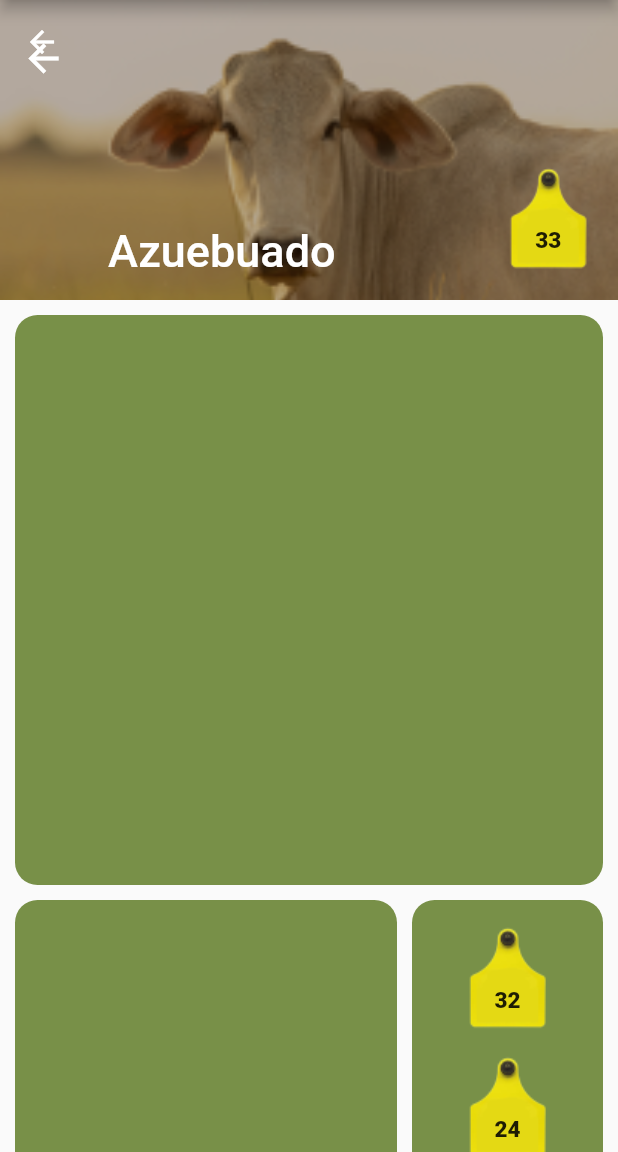
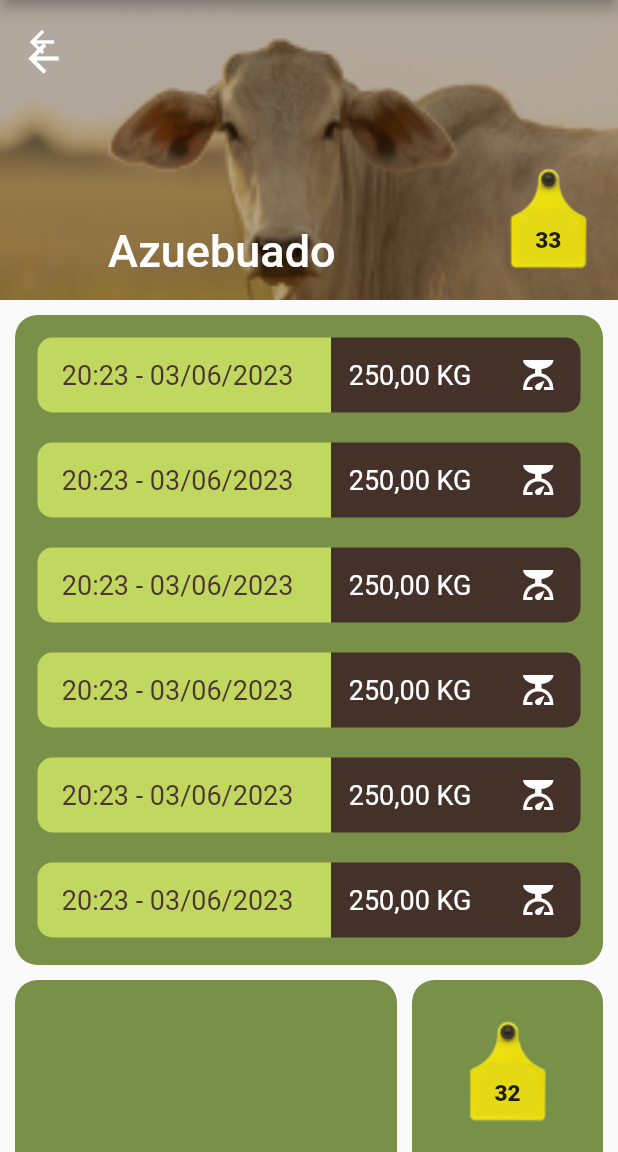
Before and after one commit to gabrielss2406/CattleCalf, a Flutter app: the InsightsCow screen opened by its route, on a phone screen of 412 x 824 dp, the part 84-1236 px from its top. Run offline on Flutter 3.47's test engine with Material 2 defaults, Android fonts, the phone set to English and light mode, and no system bars; our stand-ins replace animated_splash_screen, charts_flutter, lottie.

Commit message:
27_07_23

```diff
--- a/lib/views/screens/mains/InsightsCow.dart
+++ b/lib/views/screens/mains/InsightsCow.dart
@@ -1,5 +1,6 @@
 // ignore_for_file: prefer_const_literals_to_create_immutables, prefer_const_constructors
 import 'package:fetin/views/screens/mains/StartPage.dart';
+import 'package:fetin/views/widgets/cardWeight.dart';
 import 'package:flutter/material.dart';
 import 'package:fetin/views/widgets/appBar.dart';
 
@@ -76,17 +77,29 @@ class _InsightsCowState extends State<InsightsCow> {
             delegate: SliverChildListDelegate(
               [
                 SizedBox(
-                  height: 700,
+                  height: 680,
                   child: Column(
                     children: [
                       Expanded(
-                          flex: 4,
-                          child: Container(
+                        flex: 4,
+                        child: Container(
                             margin: EdgeInsets.all(10),
+                            padding: EdgeInsets.all(5),
+                            alignment: Alignment.center,
                             decoration: BoxDecoration(
                                 color: Color.fromARGB(255, 120, 144, 72),
                                 borderRadius: BorderRadius.circular(15)),
-                          )),
+                            child: Column(
+                              children: [
+                                CardThree(),
+                                CardThree(),
+                                CardThree(),
+                                CardThree(),
+                                CardThree(),
+                                CardThree(),
+                              ],
+                            )),
+                      ),
                       Expanded(
                         flex: 2,
                         child: Row(
@@ -116,18 +129,6 @@ class _InsightsCowState extends State<InsightsCow> {
                           ],
                         ),
                       ),
-                      Expanded(
-                          flex: 1,
-                          child: GestureDetector(
-                            onTap: () {},
-                            child: Container(
-                              margin: EdgeInsets.only(
-                                  left: 10, right: 10, bottom: 10),
-                              decoration: BoxDecoration(
-                                  color: Color.fromARGB(255, 120, 144, 72),
-                                  borderRadius: BorderRadius.circular(15)),
-                            ),
-                          ))
                     ],
                   ),
                 )
--- a/lib/views/screens/pop_ups/InsertNewCow.dart
+++ b/lib/views/screens/pop_ups/InsertNewCow.dart
@@ -25,7 +25,7 @@ class _NewCowState extends State<NewCow> {
           title: Container(
             padding: EdgeInsets.symmetric(vertical: 20.0, horizontal: 20.0),
             decoration: BoxDecoration(
-                color: Color.fromARGB(255, 96, 72, 72),
+                color: Colors.brown[800],
                 borderRadius: BorderRadius.circular(5)),
             alignment: Alignment.center,
             child: Text(
@@ -61,8 +61,7 @@ class _NewCowState extends State<NewCow> {
                 style: TextStyle(color: Colors.white),
               ),
               style: ButtonStyle(
-                  backgroundColor: MaterialStatePropertyAll(
-                      Color.fromARGB(255, 96, 72, 72))),
+                  backgroundColor: MaterialStatePropertyAll(Colors.brown[800])),
             ),
           ],
         );
--- a/lib/views/screens/pop_ups/InsertNewEconomy.dart
+++ b/lib/views/screens/pop_ups/InsertNewEconomy.dart
@@ -21,7 +21,7 @@ class _NewEconomyState extends State<NewEconomy> {
           title: Container(
             padding: EdgeInsets.symmetric(vertical: 20.0, horizontal: 20.0),
             decoration: BoxDecoration(
-                color: Color.fromARGB(255, 96, 72, 72),
+                color: Colors.brown[800],
                 borderRadius: BorderRadius.circular(5)),
             alignment: Alignment.center,
             child: Text(
@@ -53,8 +53,7 @@ class _NewEconomyState extends State<NewEconomy> {
                 style: TextStyle(color: Colors.white),
               ),
               style: ButtonStyle(
-                  backgroundColor: MaterialStatePropertyAll(
-                      Color.fromARGB(255, 96, 72, 72))),
+                  backgroundColor: MaterialStatePropertyAll(Colors.brown[800])),
             ),
           ],
         );
--- a/lib/views/screens/pop_ups/InsertNewInsight.dart
+++ b/lib/views/screens/pop_ups/InsertNewInsight.dart
@@ -21,7 +21,7 @@ class _NewInsightsState extends State<NewInsights> {
           title: Container(
             padding: EdgeInsets.symmetric(vertical: 20.0, horizontal: 20.0),
             decoration: BoxDecoration(
-                color: Color.fromARGB(255, 96, 72, 72),
+                color: Colors.brown[800],
                 borderRadius: BorderRadius.circular(5)),
             alignment: Alignment.center,
             child: Text(
@@ -53,8 +53,7 @@ class _NewInsightsState extends State<NewInsights> {
                 style: TextStyle(color: Colors.white),
               ),
               style: ButtonStyle(
-                  backgroundColor: MaterialStatePropertyAll(
-                      Color.fromARGB(255, 96, 72, 72))),
+                  backgroundColor: MaterialStatePropertyAll(Colors.brown[800])),
             ),
           ],
         );
--- /dev/null
+++ b/lib/views/widgets/cardWeight.dart
@@ -0,0 +1,54 @@
+// ignore_for_file: prefer_const_literals_to_create_immutables, prefer_const_constructors
+import 'package:flutter/material.dart';
+
+class CardThree extends StatefulWidget {
+  const CardThree({Key? key});
+
+  @override
+  State<CardThree> createState() => _CardThreeState();
+}
+
+class _CardThreeState extends State<CardThree> {
+  @override
+  Widget build(BuildContext context) {
+    return Container(
+      width: double.infinity,
+      height: 50,
+      margin: EdgeInsets.all(10),
+      decoration: BoxDecoration(
+        gradient: LinearGradient(
+          begin: Alignment.centerLeft,
+          end: Alignment.centerRight,
+          colors: [
+            Color.fromARGB(255, 192, 216, 96),
+            Color.fromARGB(255, 192, 216, 96),
+            const Color.fromARGB(255, 68, 49, 42),
+            const Color.fromARGB(255, 68, 49, 42),
+          ],
+          stops: [0.0, 0.54, 0.54, 1.0],
+        ),
+        borderRadius: BorderRadius.circular(10),
+      ),
+      child: Row(
+        mainAxisAlignment: MainAxisAlignment.spaceAround,
+        children: [
+          Text(
+            '20:23 - 03/06/2023 '.toUpperCase(),
+            style: TextStyle(
+              fontSize: 18,
+              color: Colors.brown[800],
+            ),
+          ),
+          Text(
+            '250,00 KG'.toUpperCase(),
+            style: TextStyle(
+              fontSize: 18,
+              color: Colors.white,
+            ),
+          ),
+          Icon(Icons.scale, color: Colors.white),
+        ],
+      ),
+    );
+  }
+}
```
